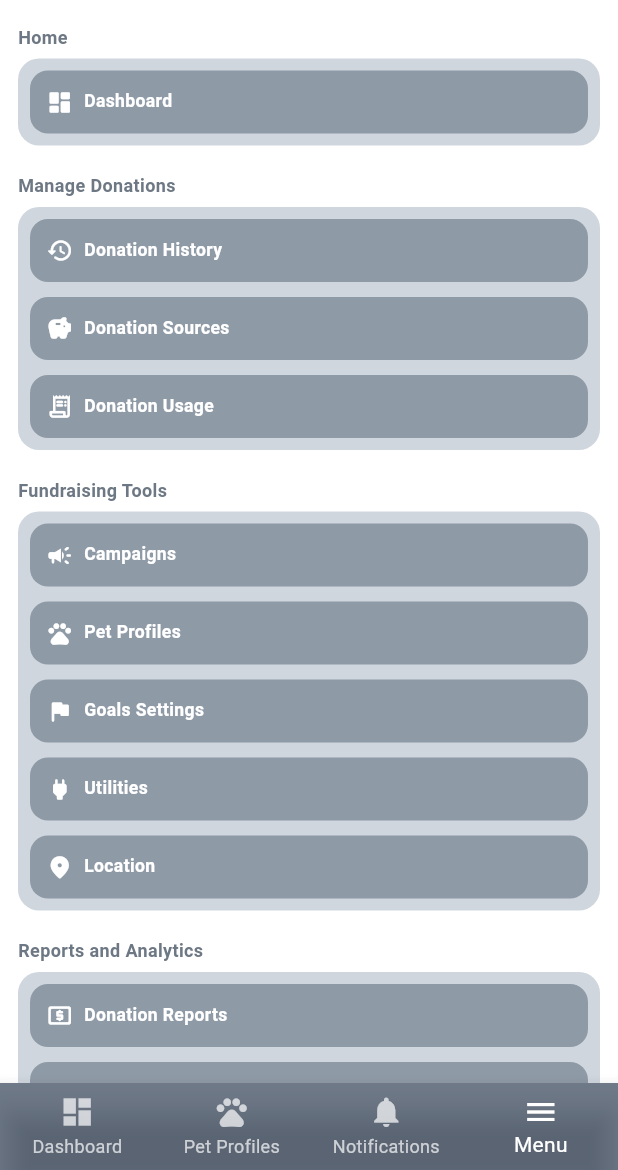
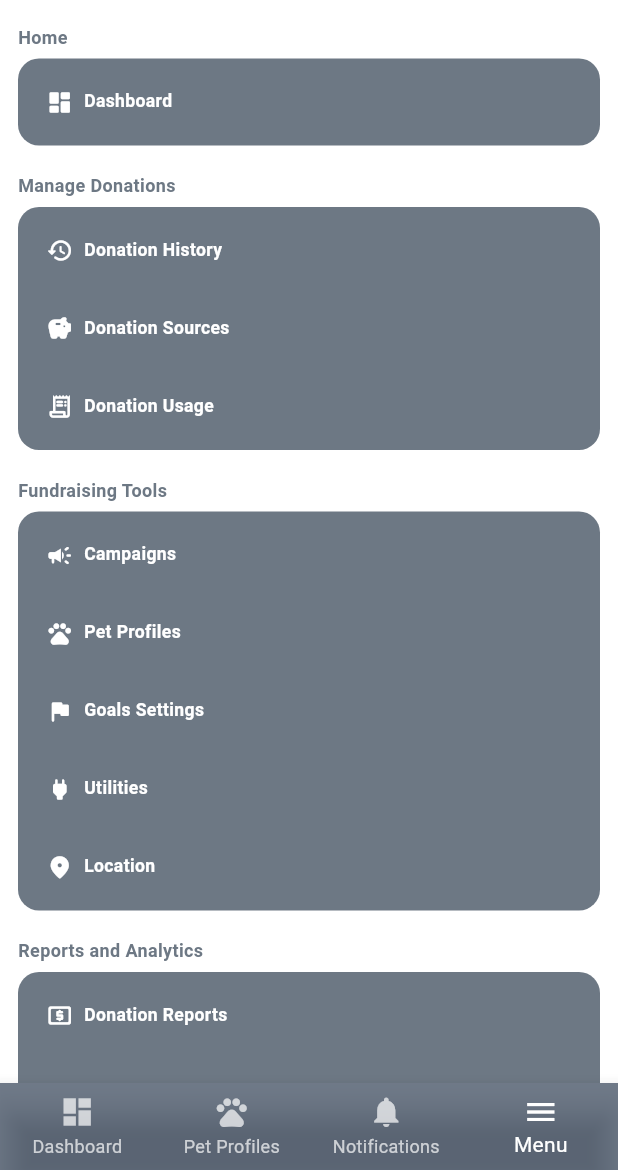
Before and after one commit to justtrona/pawlytics, a Flutter app: the screen it shows after launch, item 4 of the bottom bar chosen, on a phone screen of 412 x 824 dp, the part 66-1236 px from its top. Run offline on Flutter 3.47's test engine with Material 3 defaults, Android fonts, the phone set to English and light mode, and no system bars; our stand-ins replace fl_chart, supabase_flutter; accounts and stored records are empty.

Commit message:
edited dashboard and menu files

```diff
--- a/lib/views/admin/admin-menu.dart
+++ b/lib/views/admin/admin-menu.dart
@@ -1,6 +1,5 @@
 import 'package:flutter/material.dart';
 
-// ===== Top-level constants (visible to all widgets in this file) =====
 const brand = Color(0xFF27374D);
 const sectionBg = Color(0xFFCFD6DE); // soft grey like the mock
 const itemBg = Color(0xFF8F9AA7); // darker grey buttons
@@ -38,7 +37,6 @@ class _menuBarState extends State<menuBar> {
               child: Column(
                 crossAxisAlignment: CrossAxisAlignment.start,
                 children: [
-                  // Header (avatar + role + paw logo)
                   Padding(
                     padding: const EdgeInsets.fromLTRB(12, 8, 12, 10),
                     child: Row(
@@ -55,12 +53,12 @@ class _menuBarState extends State<menuBar> {
                           style: TextStyle(
                             color: textGrey,
                             fontWeight: FontWeight.w700,
-                            fontSize: 16, // was 18
+                            fontSize: 16,
                           ),
                         ),
                         const Spacer(),
                         Image.asset(
-                          'assets/images/small_logo.png', // paw icon in your assets
+                          'assets/images/small_logo.png',
                           width: 32, // was 36
                           height: 32,
                         ),
@@ -212,7 +210,7 @@ class _SectionTitle extends StatelessWidget {
       child: Text(
         text,
         style: const TextStyle(
-          fontSize: 12, // was 13
+          fontSize: 12,
           fontWeight: FontWeight.w700,
           color: Color(0xFF6D7884),
         ),
@@ -221,7 +219,6 @@ class _SectionTitle extends StatelessWidget {
   }
 }
 
-/// Grey rounded container that holds multiple menu items (responsive columns)
 class _SectionCard extends StatelessWidget {
   final List<_MenuItem> children;
   const _SectionCard({required this.children});
@@ -247,15 +244,13 @@ class _SectionCard extends StatelessWidget {
       margin: const EdgeInsets.fromLTRB(12, 0, 12, 12),
       padding: const EdgeInsets.all(8),
       decoration: BoxDecoration(
-        color: sectionBg,
+        color: Color(0xFF6D7884),
         borderRadius: BorderRadius.circular(14),
       ),
       child: LayoutBuilder(
         builder: (context, constraints) {
           final cols = _colsForWidth(constraints.maxWidth);
           const spacing = 10.0;
-
-          // Compute a precise childAspectRatio so each cell hits our target height
           final colWidth = (constraints.maxWidth - (cols - 1) * spacing) / cols;
           final itemHeight = _targetItemHeight(constraints.maxWidth);
           final ratio = colWidth / itemHeight; // width / height
@@ -275,7 +270,6 @@ class _SectionCard extends StatelessWidget {
   }
 }
 
-/// Individual rounded button (icon + label) used inside each section card
 class _MenuItem extends StatelessWidget {
   final IconData icon;
   final String label;
@@ -296,7 +290,7 @@ class _MenuItem extends StatelessWidget {
     final s = _scale(w);
 
     return Material(
-      color: itemBg,
+      color: Color(0xFF6D7884),
       borderRadius: BorderRadius.circular(12),
       child: InkWell(
         borderRadius: BorderRadius.circular(12),
--- a/lib/views/admin/admin_widgets/stats-grid.dart
+++ b/lib/views/admin/admin_widgets/stats-grid.dart
@@ -27,6 +27,7 @@ class StatsGrid extends StatelessWidget {
   }
 }
 
+// methods napud below
 class _StatCard extends StatelessWidget {
   final IconData icon;
   final String title;
--- a/pubspec.yaml
+++ b/pubspec.yaml
@@ -36,6 +36,8 @@ dependencies:
   cupertino_icons: ^1.0.8
   list_wheel_scroll_view_nls: ^0.0.3
   fl_chart: ^1.0.0
+  animations: ^2.0.11
+  dog: ^1.4.0
 
 dev_dependencies:
   flutter_test:
```
Also changed, not shown: lib/views/admin/admin-dashboard.dart (+2 -5 lines), lib/views/admin/campaigns-main.dart (added, +15 -0 lines), pubspec.lock.
